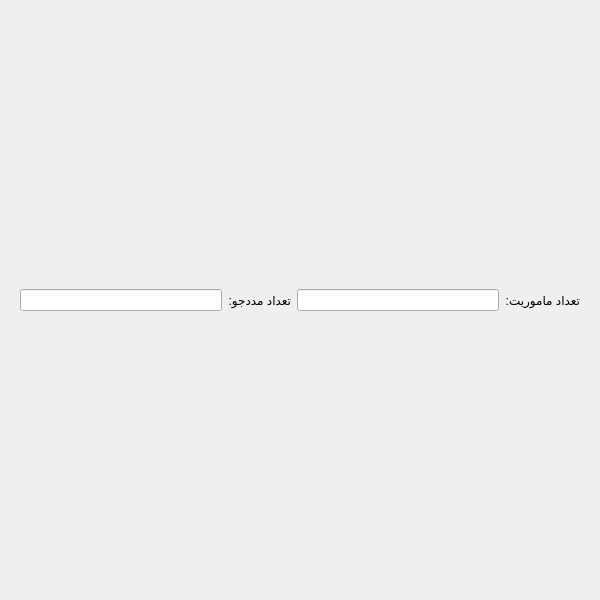
Above: src/hamyar_paygah/new_ui/widgets/analysis_page.ui from MohsenHNSJ/HamyarPaygahPy before the change. Below: the same form after it.
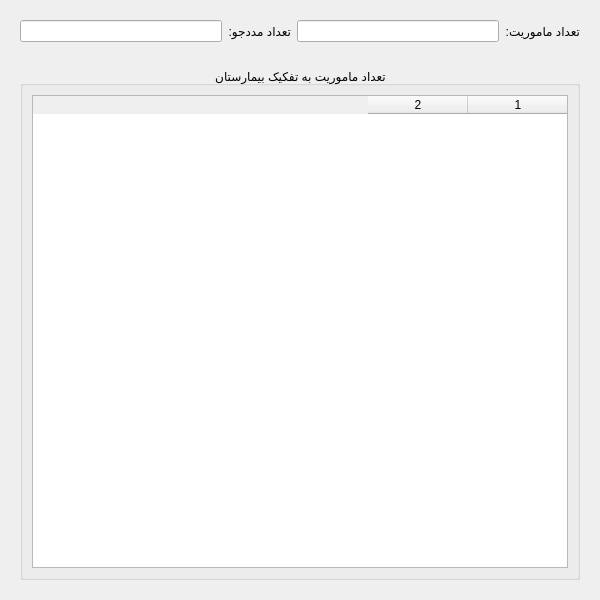
That is the form after the change.

Commit message: Added missions per hospital table

```diff
--- a/src/hamyar_paygah/new_ui/widgets/analysis_page.ui
+++ b/src/hamyar_paygah/new_ui/widgets/analysis_page.ui
@@ -78,6 +78,57 @@
      </layout>
     </widget>
    </item>
+   <item>
+    <widget class="QWidget" name="section_2" native="true">
+     <layout class="QHBoxLayout" name="horizontalLayout_2">
+      <item>
+       <widget class="QGroupBox" name="missions_per_hospital_groupBox">
+        <property name="title">
+         <string>تعداد ماموریت به تفکیک بیمارستان</string>
+        </property>
+        <property name="alignment">
+         <set>Qt::AlignmentFlag::AlignCenter</set>
+        </property>
+        <layout class="QVBoxLayout" name="verticalLayout_2">
+         <item>
+          <widget class="QTableWidget" name="missions_per_hospital_tableWidget">
+           <property name="editTriggers">
+            <set>QAbstractItemView::EditTrigger::NoEditTriggers</set>
+           </property>
+           <property name="showDropIndicator" stdset="0">
+            <bool>false</bool>
+           </property>
+           <property name="dragDropOverwriteMode">
+            <bool>false</bool>
+           </property>
+           <property name="alternatingRowColors">
+            <bool>true</bool>
+           </property>
+           <property name="selectionMode">
+            <enum>QAbstractItemView::SelectionMode::SingleSelection</enum>
+           </property>
+           <property name="selectionBehavior">
+            <enum>QAbstractItemView::SelectionBehavior::SelectRows</enum>
+           </property>
+           <property name="sortingEnabled">
+            <bool>true</bool>
+           </property>
+           <property name="columnCount">
+            <number>2</number>
+           </property>
+           <attribute name="verticalHeaderVisible">
+            <bool>false</bool>
+           </attribute>
+           <column/>
+           <column/>
+          </widget>
+         </item>
+        </layout>
+       </widget>
+      </item>
+     </layout>
+    </widget>
+   </item>
   </layout>
  </widget>
  <resources/>
```
The commit also changes 2 other files.
